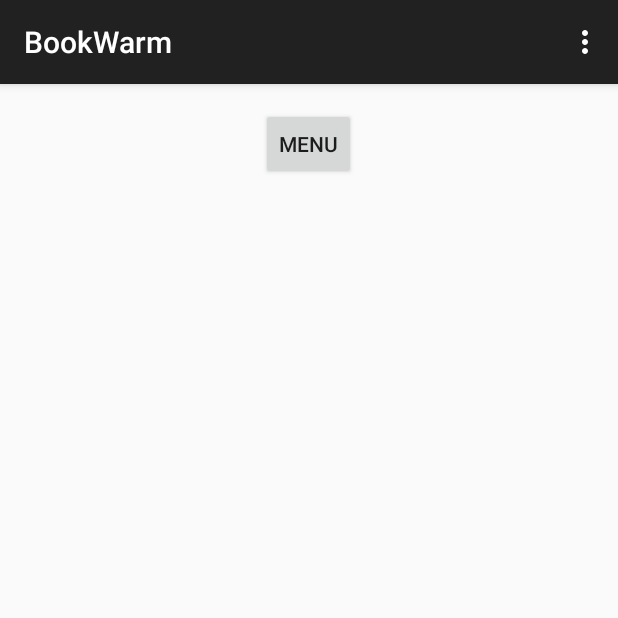
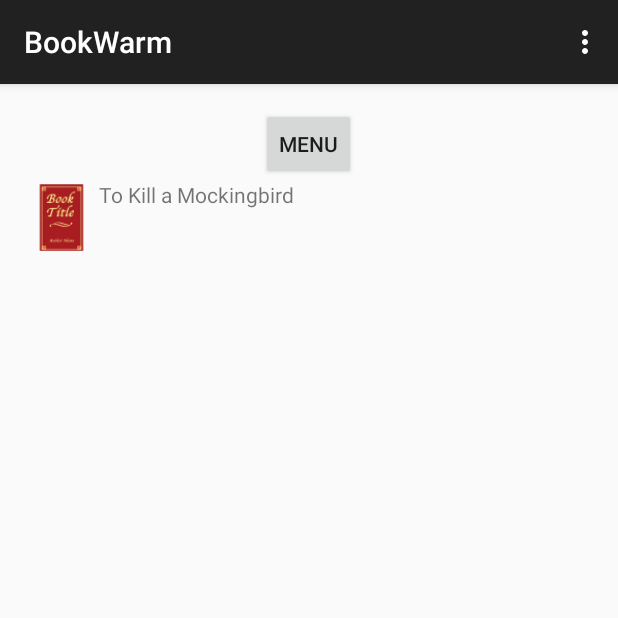
Before and after one commit to fed1620/BookWarm, an Android app: the screen it shows after launch (MainActivity), on a phone screen of 412 x 824 dp, the top half of it. Run offline under Robolectric (Android 15) with nearby library versions, the phone set to English and light mode, and no system bars.

Commit message:
Final review and comment changes.

```diff
--- a/app/src/main/java/edu/byui/fed/bookwarm/MainActivity.java
+++ b/app/src/main/java/edu/byui/fed/bookwarm/MainActivity.java
@@ -9,9 +9,11 @@ import android.widget.ListView;
 
 public class MainActivity extends ActionBarActivity {
     ListView list;
-    String[] titles; //HERE IT IS. Add book titles to this String array.
+    String[] titles = { //HERE IT IS. Add book titles to this String array.
+            "To Kill a Mockingbird"
+    };
     Integer[] imageId = { //Just one book for now. Adding titles without adding covers may break things.
-            R.mipmap.generic_bookCover,
+            R.mipmap.ic_generic_cover
     };
 
     @Override
```
Also changed, not shown: app/src/main/ic_generic_cover-web.png (added), app/src/main/res/mipmap-hdpi/generic_bookCover.png (deleted), app/src/main/res/mipmap-hdpi/ic_generic_cover.png (added), app/src/main/res/mipmap-mdpi/generic_bookCover.png (deleted), app/src/main/res/mipmap-mdpi/ic_generic_cover.png (added), app/src/main/res/mipmap-xhdpi/generic_bookCover.png (deleted), app/src/main/res/mipmap-xhdpi/ic_generic_cover.png (added), app/src/main/res/mipmap-xxhdpi/generic_bookCover.png (deleted), app/src/main/res/mipmap-xxhdpi/ic_generic_cover.png (added), app/src/main/res/mipmap-xxxhdpi/generic_bookCover.png (deleted), app/src/main/res/mipmap-xxxhdpi/ic_generic_cover.png (added), 1 other file.
